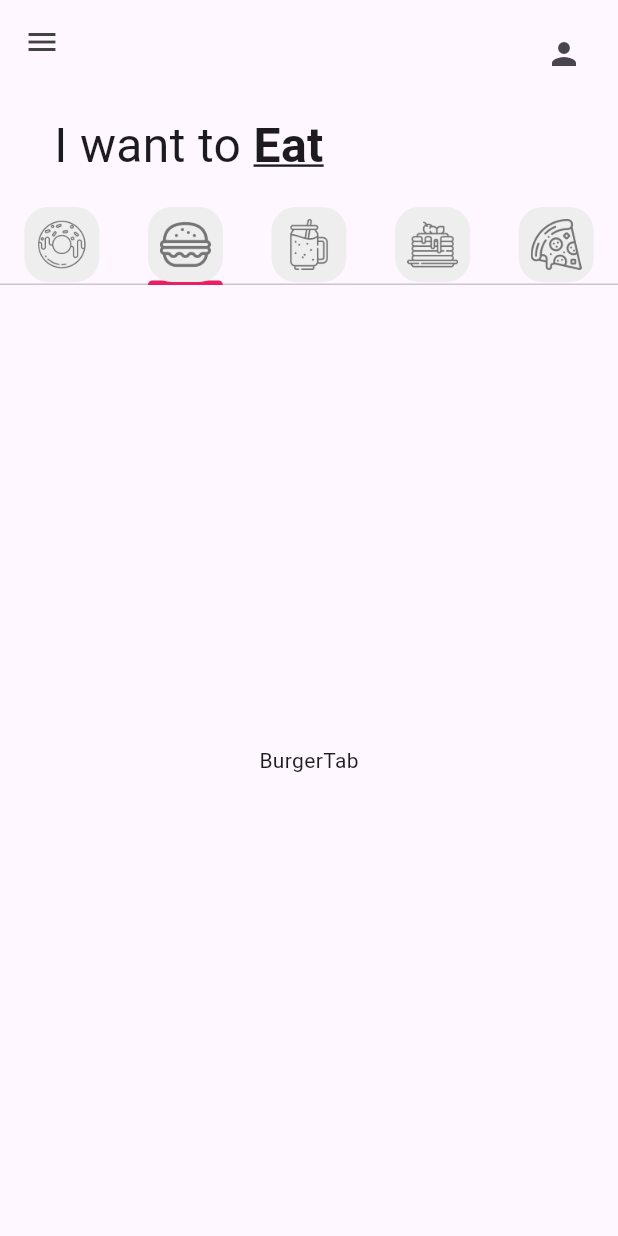
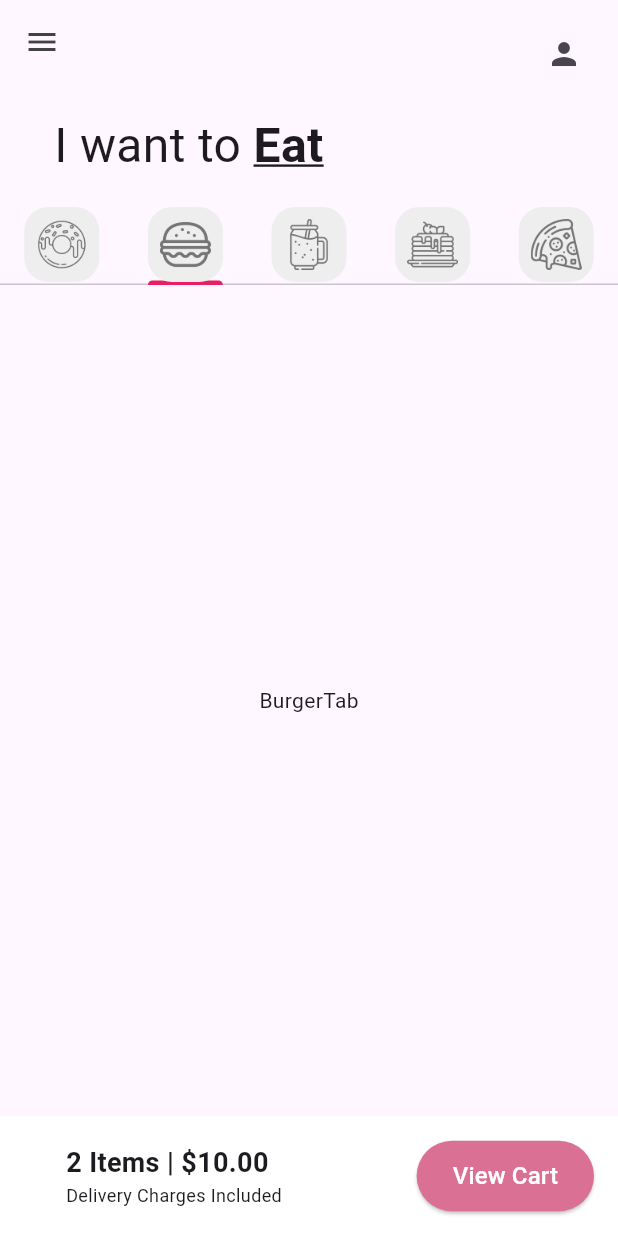
Before and after one commit to CassBo/donut_app_2a_hernandez, a Flutter app: the screen it shows after launch, tab 2 chosen, on a phone screen of 412 x 824 dp. Run offline on Flutter 3.47's test engine with Material 3 defaults, Android fonts, the phone set to English and light mode, and no system bars.

Commit message:
UI Finished

```diff
--- a/lib/Pages/home_page.dart
+++ b/lib/Pages/home_page.dart
@@ -84,6 +84,43 @@ MyTab(iconPath: 'lib/icons/pizza.png'),
                 PizzaTab(),
               ]) ,
             ),
+            Container(
+              color: Colors.white,
+              padding: EdgeInsets.all(16),
+              child: Row(
+                mainAxisAlignment: MainAxisAlignment.spaceBetween,
+                children: [
+                  Padding(padding: EdgeInsets.only(left: 28),
+                  child: Column(
+                    crossAxisAlignment: CrossAxisAlignment.start,
+                    children: [
+                    Text('2 Items | \$10.00',
+                    style:
+                      TextStyle(
+                        fontSize: 18,
+                        fontWeight: FontWeight.bold),
+                    ),
+                    Text('Delivery Charges Included',
+                    style:
+                      TextStyle(
+                        fontSize: 12,
+                      ),
+                    ),
+                    ],
+                  )
+                  ),
+                  ElevatedButton(
+                      onPressed: (){},
+                      style: ElevatedButton.styleFrom(
+                        backgroundColor: const Color.fromARGB(255, 218, 113, 148),
+                        padding: EdgeInsets.symmetric(horizontal: 24, vertical:12)),
+                      child: Text('View Cart',
+                        style:
+                          TextStyle(fontSize: 16, color: Colors.white)),
+                      )
+                ]
+              ),
+            )
           ],
         ), // Agregado: Cierre del Column
       ),
```
